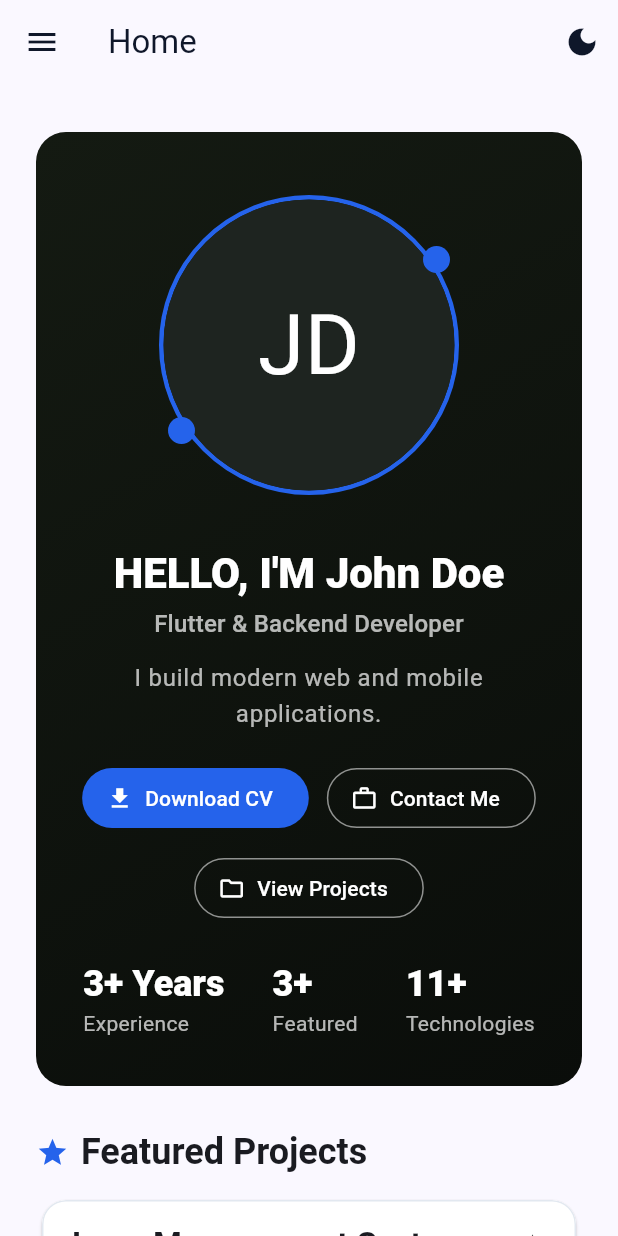
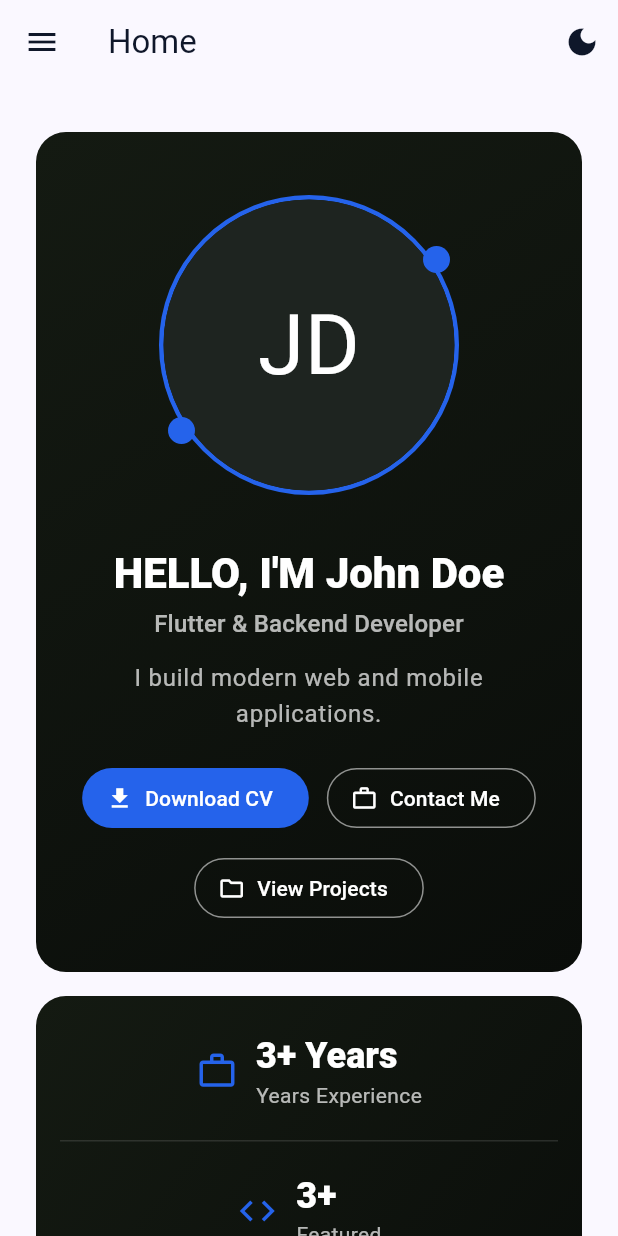
Before and after one commit to oyinss/portfolio, a Flutter app: the screen it shows after launch, on a phone screen of 412 x 824 dp. Run offline on Flutter 3.47's test engine with Material 3 defaults, Android fonts, the phone set to English and light mode, and no system bars; our stand-ins replace file_picker, flutter_svg, go_router, image_picker, shared_preferences.

Commit message:
Home: stats as info strip below hero

```diff
--- a/app/lib/features/home/home_page.dart
+++ b/app/lib/features/home/home_page.dart
@@ -61,10 +61,14 @@ class _HomeBody extends StatelessWidget {
       child: Column(
         crossAxisAlignment: CrossAxisAlignment.start,
         children: [
-          _HeroCard(
-            profile: profile,
-            featuredCount: featured.length,
-            techCount: techCount,
+          _HeroCard(profile: profile),
+          const SizedBox(height: 16),
+          _StatsCard(
+            stats: [
+              (profile.yearsExperience, 'Years Experience', Icons.work_outline),
+              ('${featured.length}+', 'Featured', Icons.code),
+              ('$techCount+', 'Technologies', Icons.layers_outlined),
+            ],
           ),
           const SizedBox(height: 28),
           Row(
@@ -96,9 +100,7 @@ class _HomeBody extends StatelessWidget {
 /// the active accent color.
 class _HeroCard extends StatelessWidget {
   final PortfolioProfile profile;
-  final int featuredCount;
-  final int techCount;
-  const _HeroCard({required this.profile, required this.featuredCount, required this.techCount});
+  const _HeroCard({required this.profile});
 
   Future<void> _downloadCv(BuildContext context) async {
     final url = resolveFileUrl(profile.resumeUrl);
@@ -217,17 +219,6 @@ class _HeroCard extends StatelessWidget {
             ),
           ],
         ),
-        const SizedBox(height: 24),
-        Wrap(
-          spacing: 32,
-          runSpacing: 12,
-          alignment: wide ? WrapAlignment.start : WrapAlignment.center,
-          children: [
-            _HeroStat(value: profile.yearsExperience, label: 'Experience'),
-            _HeroStat(value: '$featuredCount+', label: 'Featured'),
-            _HeroStat(value: '$techCount+', label: 'Technologies'),
-          ],
-        ),
       ],
     );
     return Container(
@@ -260,23 +251,71 @@ class _HeroCard extends StatelessWidget {
   }
 }
 
-class _HeroStat extends StatelessWidget {
-  final String value;
-  final String label;
-  const _HeroStat({required this.value, required this.label});
+/// Info strip below the hero: icon + value + label cells with dividers,
+/// dark like the hero card in both brightness modes.
+class _StatsCard extends StatelessWidget {
+  final List<(String value, String label, IconData icon)> stats;
+  const _StatsCard({required this.stats});
 
   @override
   Widget build(BuildContext context) {
-    return Column(
+    final wide = MediaQuery.widthOf(context) >= 800;
+    Widget cell((String, String, IconData) s) {
+      final accent = Theme.of(context).colorScheme.primary;
+      return Expanded(
+        child: Padding(
+          padding: const EdgeInsets.symmetric(vertical: 20, horizontal: 8),
+          child: Row(
+            mainAxisAlignment: MainAxisAlignment.center,
+            children: [
+              Icon(s.$3, size: 28, color: accent),
+              const SizedBox(width: 12),
+              Column(
                 crossAxisAlignment: CrossAxisAlignment.start,
+                mainAxisSize: MainAxisSize.min,
                 children: [
-        Text(value,
+                  Text(s.$1,
                       style: Theme.of(context)
                           .textTheme
                           .headlineSmall
                           ?.copyWith(fontWeight: FontWeight.w800, color: Colors.white)),
-        Text(label, style: const TextStyle(color: Colors.white70)),
+                  Text(s.$2, style: const TextStyle(color: Colors.white70)),
                 ],
+              ),
+            ],
+          ),
+        ),
+      );
+    }
+
+    return Container(
+      width: double.infinity,
+      padding: const EdgeInsets.symmetric(horizontal: 16, vertical: 4),
+      decoration: BoxDecoration(
+        borderRadius: BorderRadius.circular(20),
+        gradient: const LinearGradient(
+          begin: Alignment.topLeft,
+          end: Alignment.bottomRight,
+          colors: [Color(0xFF141A12), Color(0xFF0A0D0A)],
+        ),
+      ),
+      child: wide
+          ? Row(
+              children: [
+                for (var i = 0; i < stats.length; i++) ...[
+                  if (i > 0) const VerticalDivider(width: 1, color: Colors.white12),
+                  cell(stats[i]),
+                ],
+              ],
+            )
+          : Column(
+              children: [
+                for (var i = 0; i < stats.length; i++) ...[
+                  if (i > 0) const Divider(height: 1, color: Colors.white12),
+                  cell(stats[i]),
+                ],
+              ],
+            ),
     );
   }
 }
```
Lines whose indentation alone changed are shown as unchanged.
